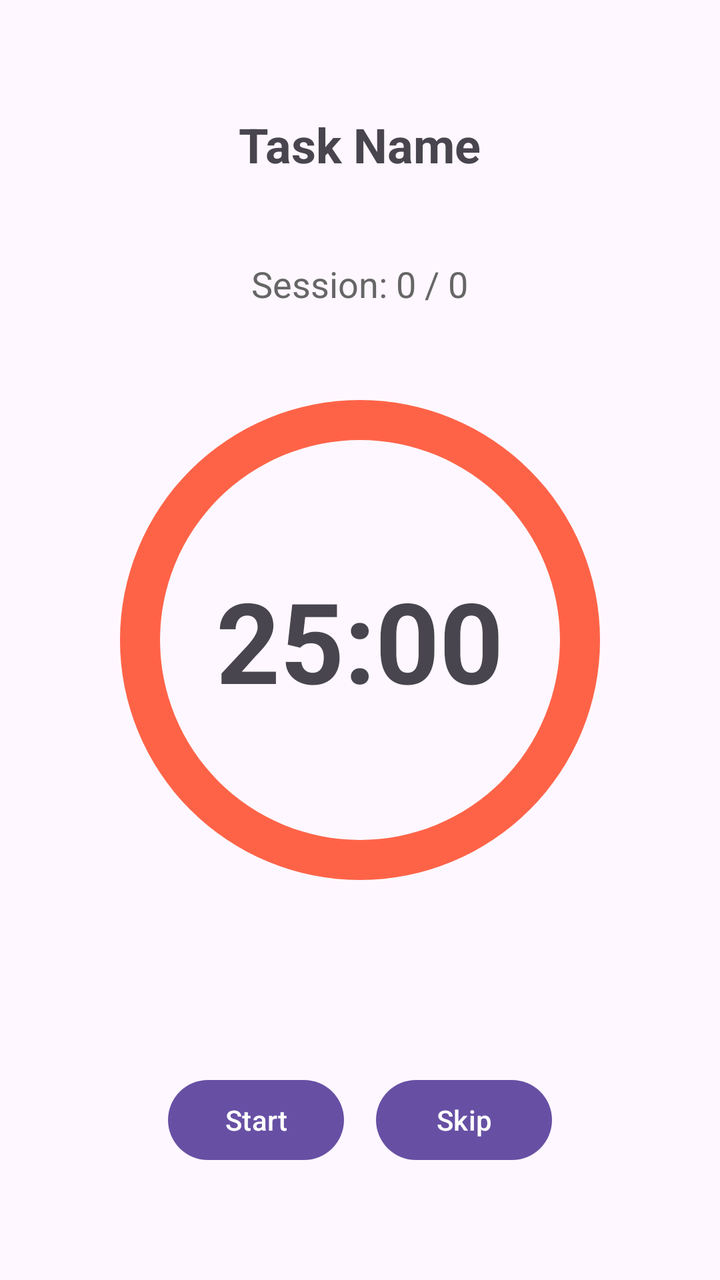
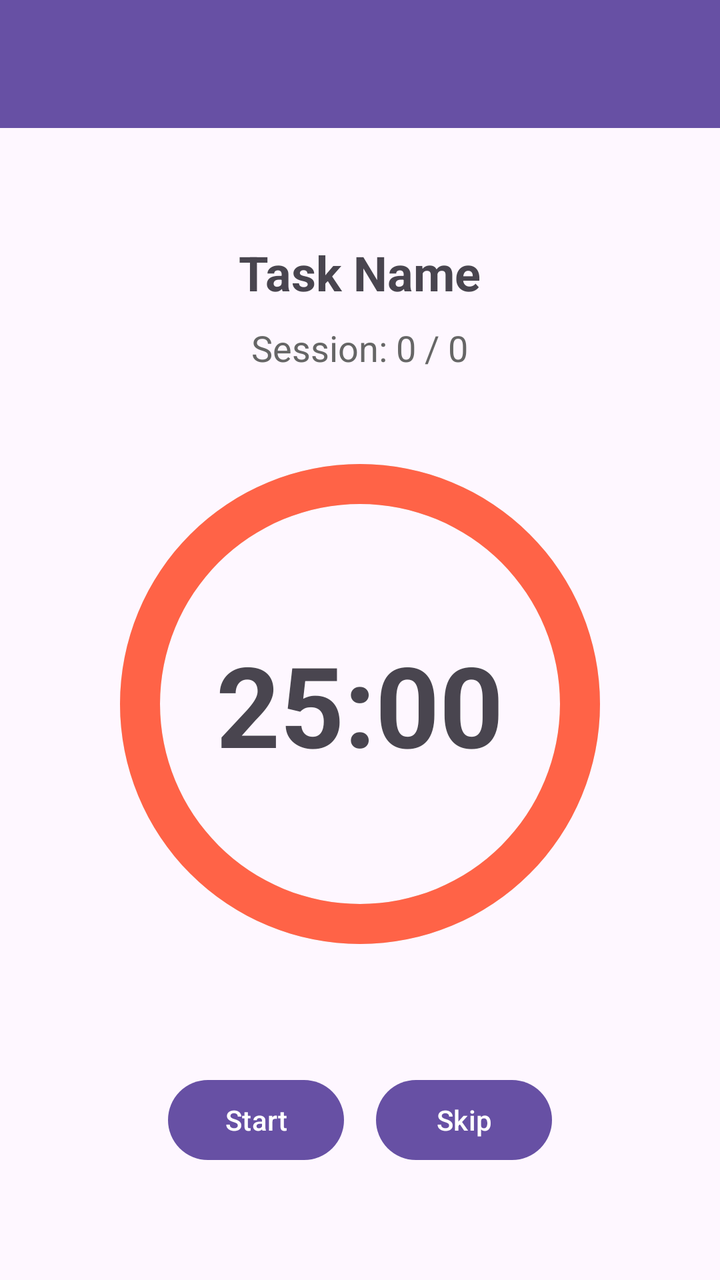

Screens rendered from an Android XML layout before and after an edit, with the pre-edit source and the edit as a unified diff.
<!-- AndroidManifest.xml: application theme Theme.Pomodoro -->
<!-- res/layout/activity_timer.xml -->
<?xml version="1.0" encoding="utf-8"?>
<RelativeLayout xmlns:android="http://schemas.android.com/apk/res/android"
    android:layout_width="match_parent"
    android:layout_height="match_parent"
    android:padding="24dp">

    <TextView
        android:id="@+id/text_active_task_name"
        android:layout_width="wrap_content"
        android:layout_height="wrap_content"
        android:layout_centerHorizontal="true"
        android:layout_marginTop="32dp"
        android:text="Task Name"
        android:textSize="24sp"
        android:textStyle="bold" />

    <TextView
        android:id="@+id/text_session_count"
        android:layout_width="wrap_content"
        android:layout_height="wrap_content"
        android:layout_above="@id/layout_timer_circle"
        android:layout_centerHorizontal="true"
        android:layout_marginBottom="16dp"
        android:text="Session: 0 / 0"
        android:textSize="18sp"
        android:textColor="#666666" />

    <RelativeLayout
        android:id="@+id/layout_timer_circle"
        android:layout_width="300dp"
        android:layout_height="300dp"
        android:layout_centerInParent="true">

        <ProgressBar
            android:id="@+id/progress_timer"
            style="?android:attr/progressBarStyleHorizontal"
            android:layout_width="match_parent"
            android:layout_height="match_parent"
            android:indeterminate="false"
            android:max="100"
            android:progress="100"
            android:progressDrawable="@drawable/circular_progress" />

        <TextView
            android:id="@+id/text_countdown"
            android:layout_width="wrap_content"
            android:layout_height="wrap_content"
            android:layout_centerInParent="true"
            android:text="25:00"
            android:textSize="56sp"
            android:textStyle="bold" />
    </RelativeLayout>

    <TextView
        android:id="@+id/text_quote"
        android:layout_width="match_parent"
        android:layout_height="wrap_content"
        android:layout_below="@id/layout_timer_circle"
        android:layout_marginTop="24dp"
        android:textAlignment="center"
        android:textSize="16sp"
        android:textStyle="italic" />

    <LinearLayout
        android:layout_width="match_parent"
        android:layout_height="wrap_content"
        android:layout_alignParentBottom="true"
        android:layout_marginBottom="32dp"
        android:orientation="horizontal"
        android:gravity="center">

        <Button
            android:id="@+id/btn_start_pause"
            android:layout_width="wrap_content"
            android:layout_height="wrap_content"
            android:text="Start"
            android:layout_marginEnd="16dp"/>

        <Button
            android:id="@+id/btn_skip"
            android:layout_width="wrap_content"
            android:layout_height="wrap_content"
            android:text="Skip" />
    </LinearLayout>
</RelativeLayout>
<!-- resources referenced by this layout -->
<resources>
  <!-- drawable circular_progress (drawable) -->
  <?xml version="1.0" encoding="utf-8"?>
  <layer-list xmlns:android="http://schemas.android.com/apk/res/android">
      
      <item>
          <shape android:shape="ring" android:thicknessRatio="15" android:useLevel="false">
              <solid android:color="#E0E0E0" />
          </shape>
      </item>
      
      <item>
          <rotate android:fromDegrees="270" android:toDegrees="270">
              <shape android:shape="ring" android:thicknessRatio="15" android:useLevel="true">
                  <solid android:color="#FF6347" />
              </shape>
          </rotate>
      </item>
  </layer-list>
  <style name="Theme.Pomodoro" parent="Base.Theme.Pomodoro" />
  <style name="Base.Theme.Pomodoro" parent="Theme.Material3.DayNight.NoActionBar">
          
          
      </style>
</resources>

<!-- the commit's change to res/layout/activity_timer.xml (unified diff, before → after) -->
@@ -2,54 +2,68 @@
 <RelativeLayout xmlns:android="http://schemas.android.com/apk/res/android"
     android:layout_width="match_parent"
     android:layout_height="match_parent"
-    android:padding="24dp">
+    >
 
-    <TextView
-        android:id="@+id/text_active_task_name"
-        android:layout_width="wrap_content"
-        android:layout_height="wrap_content"
-        android:layout_centerHorizontal="true"
-        android:layout_marginTop="32dp"
-        android:text="Task Name"
-        android:textSize="24sp"
-        android:textStyle="bold" />
-
-    <TextView
-        android:id="@+id/text_session_count"
-        android:layout_width="wrap_content"
-        android:layout_height="wrap_content"
-        android:layout_above="@id/layout_timer_circle"
-        android:layout_centerHorizontal="true"
-        android:layout_marginBottom="16dp"
-        android:text="Session: 0 / 0"
-        android:textSize="18sp"
-        android:textColor="#666666" />
+    <androidx.appcompat.widget.Toolbar
+        android:id="@+id/toolbar_timer"
+        android:layout_width="match_parent"
+        android:layout_height="?attr/actionBarSize"
+        android:background="?attr/colorPrimary"
+        android:theme="@style/ThemeOverlay.Material3.Dark.ActionBar" />
 
     <RelativeLayout
-        android:id="@+id/layout_timer_circle"
-        android:layout_width="300dp"
-        android:layout_height="300dp"
-        android:layout_centerInParent="true">
-
-        <ProgressBar
-            android:id="@+id/progress_timer"
-            style="?android:attr/progressBarStyleHorizontal"
-            android:layout_width="match_parent"
-            android:layout_height="match_parent"
-            android:indeterminate="false"
-            android:max="100"
-            android:progress="100"
-            android:progressDrawable="@drawable/circular_progress" />
+        android:layout_width="match_parent"
+        android:layout_height="match_parent"
+        android:layout_below="@id/toolbar_timer"
+        android:padding="24dp">
 
         <TextView
-            android:id="@+id/text_countdown"
+            android:id="@+id/text_active_task_name"
             android:layout_width="wrap_content"
             android:layout_height="wrap_content"
-            android:layout_centerInParent="true"
-            android:text="25:00"
-            android:textSize="56sp"
+            android:layout_centerHorizontal="true"
+            android:layout_marginTop="32dp"
+            android:text="Task Name"
+            android:textSize="24sp"
             android:textStyle="bold" />
-    </RelativeLayout>
+
+        <TextView
+            android:id="@+id/text_session_count"
+            android:layout_width="wrap_content"
+            android:layout_height="wrap_content"
+            android:layout_above="@id/layout_timer_circle"
+            android:layout_centerHorizontal="true"
+            android:layout_marginBottom="16dp"
+            android:text="Session: 0 / 0"
+            android:textSize="18sp"
+            android:textColor="#666666" />
+
+        <RelativeLayout
+            android:id="@+id/layout_timer_circle"
+            android:layout_width="300dp"
+            android:layout_height="300dp"
+            android:layout_centerInParent="true">
+
+            <ProgressBar
+                android:id="@+id/progress_timer"
+                style="?android:attr/progressBarStyleHorizontal"
+                android:layout_width="match_parent"
+                android:layout_height="match_parent"
+                android:indeterminate="false"
+                android:max="100"
+                android:progress="100"
+                android:progressDrawable="@drawable/circular_progress" />
+
+            <TextView
+                android:id="@+id/text_countdown"
+                android:layout_width="wrap_content"
+                android:layout_height="wrap_content"
+                android:layout_centerInParent="true"
+                android:text="25:00"
+                android:textSize="56sp"
+                android:textStyle="bold" />
+        </RelativeLayout>
+
 
     <TextView
         android:id="@+id/text_quote"
@@ -81,5 +95,6 @@
             android:layout_width="wrap_content"
             android:layout_height="wrap_content"
             android:text="Skip" />
-    </LinearLayout>
+        </LinearLayout>
+    </RelativeLayout>
 </RelativeLayout>
